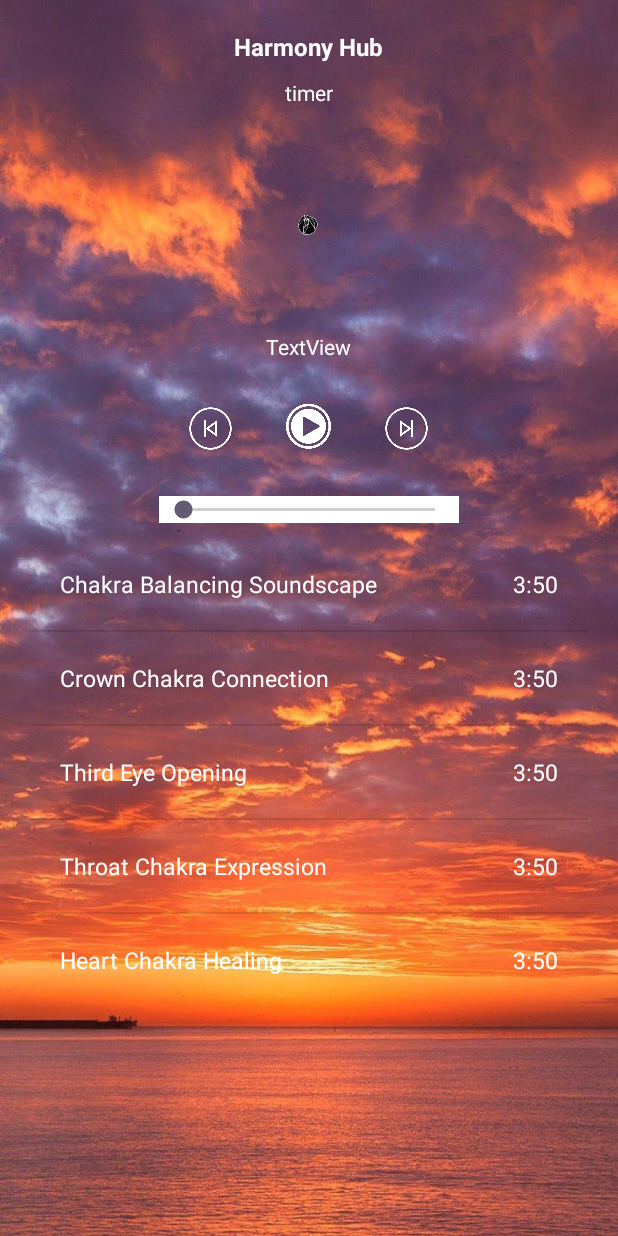
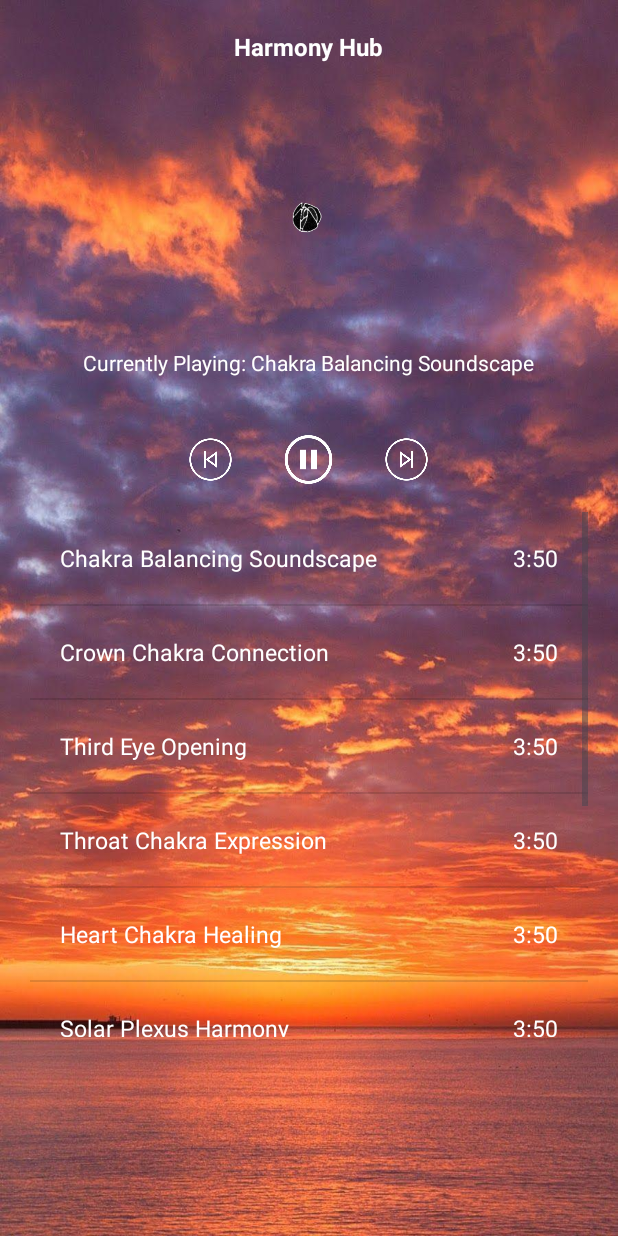
Before and after one commit to FrostByte-25/HackSB_2024, an Android app: the screen it shows after launch (MainActivity), after a tap on an icon or button, on a phone screen of 412 x 824 dp. Run offline under Robolectric (Android 15) with nearby library versions, the phone set to English and light mode, and no system bars.

Commit message:
Almost done guys

```diff
--- a/app/src/main/java/com/example/hacksb2024/MainActivity.java
+++ b/app/src/main/java/com/example/hacksb2024/MainActivity.java
@@ -10,6 +10,8 @@ import android.view.View;
 import android.widget.AdapterView;
 import android.widget.ImageView;
 import android.widget.ListView;
+import android.widget.SeekBar;
+import android.widget.TextView;
 
 import java.io.IOException;
 import java.util.ArrayList;
@@ -19,18 +21,13 @@ import java.util.TimerTask;
 public class MainActivity extends AppCompatActivity implements MediaPlayer.OnCompletionListener{
 
     ArrayList<Track> playlist = new ArrayList<Track>();
-
     ListView music;
     ArrayList<Integer> frameIds = new ArrayList<Integer>();
     ImageView ani;
-
-
     ImageView play,forward,back;
-
     MediaPlayer player;
-
     int currentPlaying = -1;
-
+    TextView current;
     @Override
     protected void onCreate(Bundle savedInstanceState) {
         super.onCreate(savedInstanceState);
@@ -40,6 +37,10 @@ public class MainActivity extends AppCompatActivity implements MediaPlayer.OnCom
         play = findViewById(R.id.imageView2);
         forward = findViewById(R.id.imageView4);
         back = findViewById(R.id.imageView3);
+
+        current = findViewById(R.id.textView3);
+        current.setText("Currently Playing: none");
+
 
 
         playlist.add(new Track("Chakra Balancing Soundscape",MediaPlayer.create(this, R.raw.track1)));
@@ -76,13 +77,15 @@ public class MainActivity extends AppCompatActivity implements MediaPlayer.OnCom
 
 
         Timer t = new Timer();
-        t.scheduleAtFixedRate(new TimerTask() {
+        TimerTask tTask = new TimerTask() {
             @Override
             public void run() {
                 ani.setImageResource(frames.getCurrentFrame());
                 frames.nextFrame();
             }
-        }, 0, 455);
+        };
+        t.scheduleAtFixedRate(tTask, 0, 455);
+        //t.cancel();
 
         play.setOnClickListener(new View.OnClickListener() {
             @Override
@@ -91,18 +94,23 @@ public class MainActivity extends AppCompatActivity implements MediaPlayer.OnCom
                 {
                     currentPlaying = 0;
                     player = playlist.get(0).getMediaPlayer();
+                    current.setText("Currently Playing: "+playlist.get(currentPlaying).getName());
                     player.setOnCompletionListener(MainActivity.this);
                     player.start();
+                    play.setImageResource(R.drawable.pause);
+                    //t.scheduleAtFixedRate(tTask, 0, 455);
                 }
                 else if(player.isPlaying())
                 {
                     play.setImageResource(R.drawable.play);
                     player.pause();
+
                 }
                 else
                 {
                     play.setImageResource(R.drawable.pause);
                     player.start();
+                    //t.scheduleAtFixedRate(tTask, 0, 455);
                 }
             }
         });
@@ -116,6 +124,7 @@ public class MainActivity extends AppCompatActivity implements MediaPlayer.OnCom
                     player = playlist.get(0).getMediaPlayer();
                     player.setOnCompletionListener(MainActivity.this);
                     player.start();
+                    current.setText("Currently Playing: "+playlist.get(currentPlaying).getName());
                 }
                 else {
                     player.stop();
@@ -126,13 +135,15 @@ public class MainActivity extends AppCompatActivity implements MediaPlayer.OnCom
                             Log.d("prepare error", e.getMessage());
                         }
                         currentPlaying = 0;
+                        current.setText("Currently Playing: "+playlist.get(currentPlaying).getName());
                     } else {
                         currentPlaying++;
                         try {
                             preparePls();
                         } catch (Exception e) {
-                            throw new RuntimeException(e);
+                            Log.d("prepare error", e.getMessage());
                         }
+                        current.setText("Currently Playing: "+playlist.get(currentPlaying).getName());
                     }
                     player = playlist.get(currentPlaying).getMediaPlayer();
                     player.start();
@@ -149,6 +160,7 @@ public class MainActivity extends AppCompatActivity implements MediaPlayer.OnCom
                     player = playlist.get(0).getMediaPlayer();
                     player.setOnCompletionListener(MainActivity.this);
                     player.start();
+                    current.setText("Currently Playing: "+playlist.get(currentPlaying).getName());
                 }
                 else {
                     player.stop();
@@ -159,6 +171,7 @@ public class MainActivity extends AppCompatActivity implements MediaPlayer.OnCom
                             Log.d("prepare error", e.getMessage());
                         }
                         currentPlaying = playlist.size() - 1;
+                        current.setText("Currently Playing: "+playlist.get(currentPlaying).getName());
                     }
                     else {
                         currentPlaying--;
@@ -167,6 +180,7 @@ public class MainActivity extends AppCompatActivity implements MediaPlayer.OnCom
                         } catch (Exception e) {
                             Log.d("prepare error", e.getMessage());
                         }
+                        current.setText("Currently Playing: "+playlist.get(currentPlaying).getName());
                     }
                     player = playlist.get(currentPlaying).getMediaPlayer();
                     player.start();
@@ -188,6 +202,7 @@ public class MainActivity extends AppCompatActivity implements MediaPlayer.OnCom
                 player.setOnCompletionListener(MainActivity.this);
 
                 player.start();
+                current.setText("Currently Playing: "+playlist.get(currentPlaying).getName());
             }
         });
 
--- a/app/src/main/res/layout/activity_main.xml
+++ b/app/src/main/res/layout/activity_main.xml
@@ -19,21 +19,11 @@
         android:textStyle="bold"
         />
 
-    <TextView
-        android:id="@+id/textView2"
-        android:layout_width="wrap_content"
-        android:layout_height="wrap_content"
-        android:layout_centerHorizontal="true"
-        android:layout_below="@id/textView"
-        android:layout_marginTop="10dp"
-        android:textColor="@color/white"
-        android:text="timer" />
-
     <ImageView
         android:id="@+id/imageView"
-        android:layout_width="100dp"
-        android:layout_height="100dp"
-        android:layout_below="@id/textView2"
+        android:layout_width="150dp"
+        android:layout_height="150dp"
+        android:layout_below="@id/textView"
         android:layout_centerHorizontal="true"
         android:layout_marginTop="30dp"
         app:srcCompat="@drawable/rose_ani12" />
@@ -44,7 +34,7 @@
         android:layout_height="wrap_content"
         android:layout_centerHorizontal="true"
         android:layout_below="@id/imageView"
-        android:layout_marginTop="20dp"
+        android:layout_marginTop="10dp"
         android:textColor="@color/white"
         android:text="TextView" />
 
@@ -54,7 +44,7 @@
         android:layout_height="50dp"
         android:layout_below="@id/textView3"
         android:layout_centerHorizontal="true"
-        android:layout_marginTop="20dp"
+        android:layout_marginTop="30dp"
         app:srcCompat="@drawable/play"
         app:tint="@color/white"/>
 
@@ -64,7 +54,7 @@
         android:layout_height="50dp"
         android:layout_below="@id/textView3"
         android:layout_centerHorizontal="true"
-        android:layout_marginTop="20dp"
+        android:layout_marginTop="30dp"
         android:layout_marginRight="15dp"
         android:layout_toStartOf="@id/imageView2"
         app:srcCompat="@drawable/back"
@@ -77,26 +67,17 @@
         android:layout_below="@id/textView3"
         android:layout_centerHorizontal="true"
         android:layout_marginLeft="15dp"
-        android:layout_marginTop="20dp"
+        android:layout_marginTop="30dp"
         android:layout_toEndOf="@id/imageView2"
         app:srcCompat="@drawable/skip"
         app:tint="@color/white"/>
 
-    <SeekBar
-        android:id="@+id/seekBar"
-        android:layout_width="200dp"
-        android:layout_height="wrap_content"
-        android:layout_centerHorizontal="true"
-        android:layout_below="@id/imageView2"
-        android:layout_marginTop="20dp"
-        android:background="@color/white"/>
-
     <ListView
         android:id="@+id/listView"
         android:layout_width="match_parent"
-        android:layout_height="300dp"
+        android:layout_height="350dp"
         android:layout_centerHorizontal="true"
-        android:layout_below="@id/seekBar"
+        android:layout_below="@id/imageView2"
         android:layout_marginTop="10dp"/>
 
 
```
Also changed, not shown: 1 other file.
